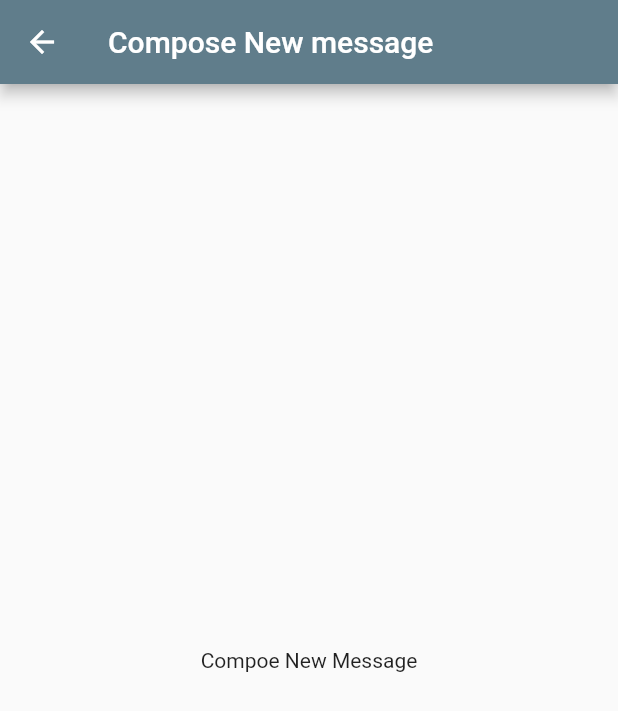
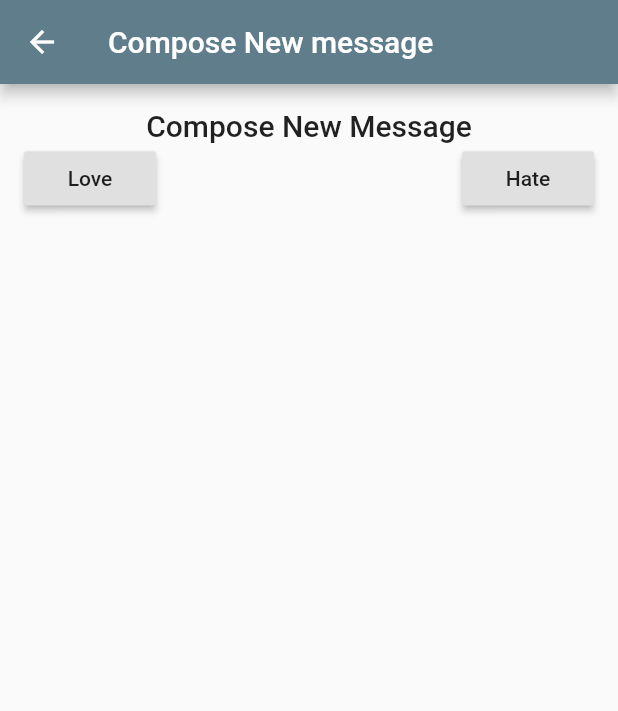
Before and after one commit to ItisMamun/email_app, a Flutter app: the MessageCompose screen opened directly, on a phone screen of 412 x 824 dp. Shown: the top 711 px of the screen. Run offline on Flutter 3.47's test engine with Material 2 defaults, Android fonts, the phone set to English and light mode, and no system bars; generated files the repository leaves out were written again; network calls fail.

Commit message:
day was not good , wasted many times on linux , just wrote 2 lines of code

```diff
--- a/lib/message_compose.dart
+++ b/lib/message_compose.dart
@@ -7,8 +7,33 @@ class MessageCompose extends StatelessWidget {
       appBar: AppBar(
         title: Text('Compose New message'),
       ),
-      body: Center(
-        child: Text('Compoe New Message'),
+      body: Container(
+        padding: EdgeInsets.all(16.0),
+        child: Column(
+          children: [
+            Text(
+              'Compose New Message',
+              style: Theme.of(context).textTheme.headline6,
+            ),
+            Row(
+              mainAxisAlignment: MainAxisAlignment.spaceBetween,
+              children: [
+                RaisedButton(
+                  child: Text('Love'),
+                  onPressed: () {
+                    Navigator.pop(context, 'Love');
+                  },
+                ),
+                RaisedButton(
+                  child: Text('Hate'),
+                  onPressed: () {
+                    Navigator.pop(context, 'Hate');
+                  },
+                ),
+              ],
+            ),
+          ],
+        ),
       ),
     );
   }
```
